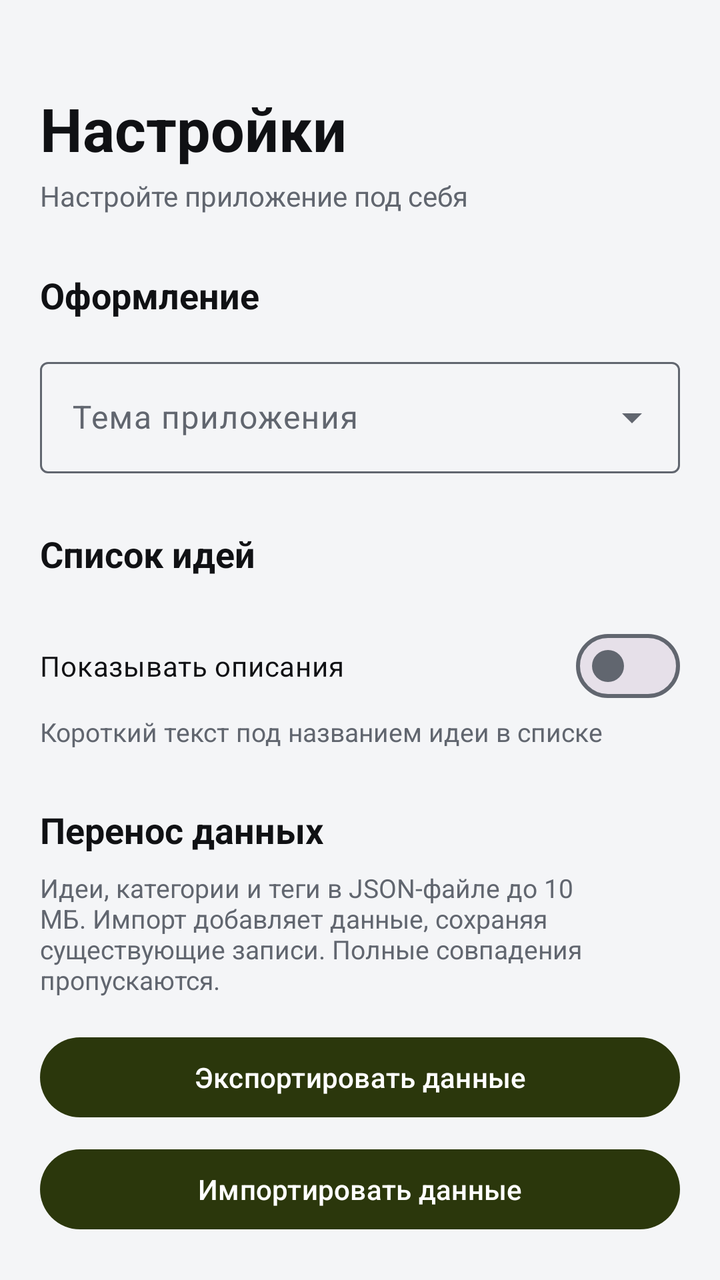
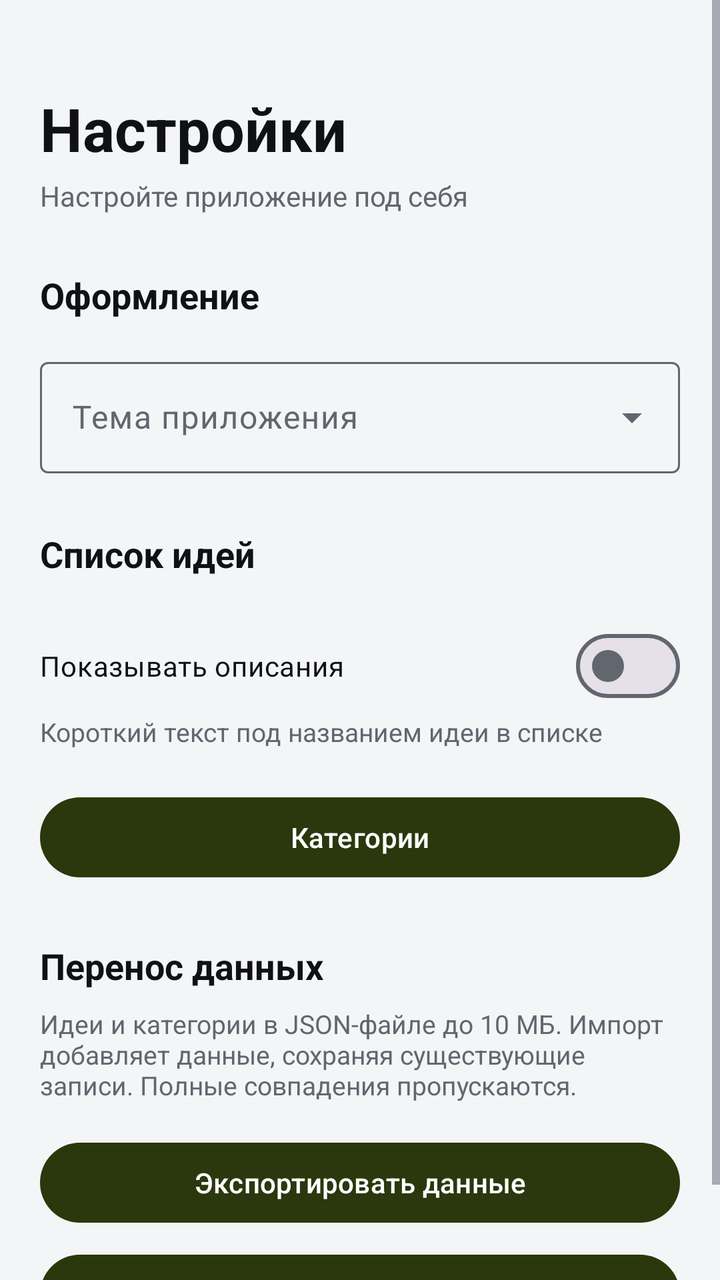

Before-and-after screenshots of an Android layout around one commit, followed by the original layout XML and the change that was made.
<!-- AndroidManifest.xml: application theme Theme.Ideas -->
<!-- res/layout/fragment_settings.xml -->
<?xml version="1.0" encoding="utf-8"?>
<ScrollView xmlns:android="http://schemas.android.com/apk/res/android"
    android:layout_width="match_parent" android:layout_height="match_parent"
    android:background="?android:attr/colorBackground" android:fillViewport="true">

    <LinearLayout
        android:layout_width="match_parent" android:layout_height="wrap_content"
        android:orientation="vertical" android:padding="20dp">

        <TextView
            android:layout_width="wrap_content" android:layout_height="wrap_content"
            android:layout_marginTop="24dp" android:text="@string/settings_title"
            android:textColor="@color/text_primary" android:textSize="30sp" android:textStyle="bold" />

        <TextView
            android:layout_width="match_parent" android:layout_height="wrap_content"
            android:layout_marginTop="4dp" android:text="@string/settings_subtitle"
            android:textColor="@color/text_secondary" android:textSize="14sp" />

        <TextView
            android:layout_width="match_parent" android:layout_height="wrap_content"
            android:layout_marginTop="28dp" android:text="@string/settings_appearance"
            android:textColor="@color/text_primary" android:textSize="18sp" android:textStyle="bold" />

        <com.google.android.material.textfield.TextInputLayout
            style="@style/Widget.Material3.TextInputLayout.OutlinedBox.ExposedDropdownMenu"
            android:layout_width="match_parent" android:layout_height="wrap_content"
            android:layout_marginTop="16dp" android:hint="@string/settings_theme" android:saveEnabled="false">
            <com.google.android.material.textfield.MaterialAutoCompleteTextView
                android:id="@+id/themeInput" android:layout_width="match_parent"
                android:layout_height="wrap_content" android:inputType="none" android:saveEnabled="false" />
        </com.google.android.material.textfield.TextInputLayout>

        <TextView
            android:layout_width="match_parent" android:layout_height="wrap_content"
            android:layout_marginTop="28dp" android:text="@string/settings_list"
            android:textColor="@color/text_primary" android:textSize="18sp" android:textStyle="bold" />

        <com.google.android.material.materialswitch.MaterialSwitch
            android:id="@+id/showDescriptionsSwitch" android:layout_width="match_parent"
            android:layout_height="wrap_content" android:minHeight="48dp" android:layout_marginTop="20dp"
            android:text="@string/settings_show_descriptions" android:textColor="@color/text_primary" />

        <TextView
            android:layout_width="match_parent" android:layout_height="wrap_content"
            android:text="@string/settings_descriptions_hint"
            android:textColor="@color/text_secondary" android:textSize="13sp" />

        <TextView
            android:layout_width="match_parent" android:layout_height="wrap_content"
            android:layout_marginTop="28dp" android:text="@string/settings_backup"
            android:textColor="@color/text_primary" android:textSize="18sp" android:textStyle="bold" />

        <TextView
            android:layout_width="match_parent" android:layout_height="wrap_content"
            android:layout_marginTop="8dp" android:text="@string/settings_backup_hint"
            android:textColor="@color/text_secondary" android:textSize="13sp" />

        <com.google.android.material.button.MaterialButton
            android:id="@+id/exportButton" android:layout_width="match_parent"
            android:layout_height="wrap_content" android:layout_marginTop="16dp"
            android:text="@string/backup_export" />

        <com.google.android.material.button.MaterialButton
            android:id="@+id/importButton" android:layout_width="match_parent"
            android:layout_height="wrap_content" android:layout_marginTop="8dp"
            android:text="@string/backup_import" />

        <ProgressBar
            android:id="@+id/transferProgress" android:layout_width="32dp"
            android:layout_height="32dp" android:layout_gravity="center_horizontal"
            android:layout_marginTop="12dp" android:visibility="gone"
            android:indeterminateTint="@color/accent" />
    </LinearLayout>
</ScrollView>
<!-- resources referenced by this layout -->
<resources>
  <color name="accent">#2B370C</color>
  <color name="text_primary">#101114</color>
  <color name="text_secondary">#61666F</color>
  <string name="backup_export">Экспортировать данные</string>
  <string name="backup_import">Импортировать данные</string>
  <string name="settings_appearance">Оформление</string>
  <string name="settings_backup">Перенос данных</string>
  <string name="settings_backup_hint">Идеи, категории и теги в JSON-файле до 10 МБ. Импорт добавляет данные, сохраняя существующие записи. Полные совпадения пропускаются.</string>
  <string name="settings_descriptions_hint">Короткий текст под названием идеи в списке</string>
  <string name="settings_list">Список идей</string>
  <string name="settings_show_descriptions">Показывать описания</string>
  <string name="settings_subtitle">Настройте приложение под себя</string>
  <string name="settings_theme">Тема приложения</string>
  <string name="settings_title">Настройки</string>
  <style name="Theme.Ideas" parent="Base.Theme.Ideas" />
  <style name="Base.Theme.Ideas" parent="Theme.Material3.DayNight.NoActionBar">
          <item name="colorPrimary">@color/accent</item>
          <item name="colorOnPrimary">@color/on_accent</item>
          <item name="colorSecondary">@color/accent</item>
          <item name="colorOnSecondary">@color/on_accent</item>
          <item name="colorSecondaryContainer">@color/surface_variant</item>
          <item name="colorOnSecondaryContainer">@color/accent</item>
          <item name="colorOnSurfaceVariant">@color/text_secondary</item>
          <item name="colorOutline">@color/text_secondary</item>
  
          <item name="android:colorBackground">@color/background</item>
          <item name="colorSurface">@color/surface</item>
          <item name="colorSurfaceVariant">@color/surface_variant</item>
          <item name="colorOnSurface">@color/text_primary</item>
          <item name="colorOnBackground">@color/text_primary</item>
  
          <item name="android:statusBarColor">@color/background</item>
          <item name="android:navigationBarColor">@color/background</item>
          <item name="android:windowLightStatusBar">@bool/light_system_bars</item>
          <item name="android:textColorPrimary">@color/text_primary</item>
          <item name="android:textColorSecondary">@color/text_secondary</item>
      </style>
  <color name="on_accent">#FFFFFF</color>
  <color name="surface_variant">#EBEDF0</color>
  <color name="background">#F4F5F7</color>
  <color name="surface">#FFFFFF</color>
</resources>

<!-- the commit's change to res/layout/fragment_settings.xml (unified diff, before → after) -->
@@ -46,6 +46,11 @@
             android:text="@string/settings_descriptions_hint"
             android:textColor="@color/text_secondary" android:textSize="13sp" />
 
+        <com.google.android.material.button.MaterialButton
+            android:id="@+id/categoriesButton" android:layout_width="match_parent"
+            android:layout_height="wrap_content" android:layout_marginTop="20dp"
+            android:text="@string/categories_title" />
+
         <TextView
             android:layout_width="match_parent" android:layout_height="wrap_content"
             android:layout_marginTop="28dp" android:text="@string/settings_backup"
<!-- resource entries referenced after the edit -->
@@ -5,9 +5,10 @@
   <color name="text_secondary">#61666F</color>
   <string name="backup_export">Экспортировать данные</string>
   <string name="backup_import">Импортировать данные</string>
+  <string name="categories_title">Категории</string>
   <string name="settings_appearance">Оформление</string>
   <string name="settings_backup">Перенос данных</string>
-  <string name="settings_backup_hint">Идеи, категории и теги в JSON-файле до 10 МБ. Импорт добавляет данные, сохраняя существующие записи. Полные совпадения пропускаются.</string>
+  <string name="settings_backup_hint">Идеи и категории в JSON-файле до 10 МБ. Импорт добавляет данные, сохраняя существующие записи. Полные совпадения пропускаются.</string>
   <string name="settings_descriptions_hint">Короткий текст под названием идеи в списке</string>
   <string name="settings_list">Список идей</string>
   <string name="settings_show_descriptions">Показывать описания</string>
